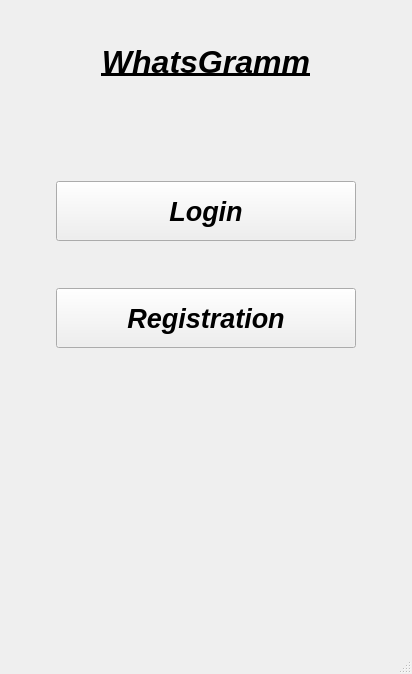
First picture: the form in EnterWindow.ui, repository mrEscow/WhatsGramm, before the edit.
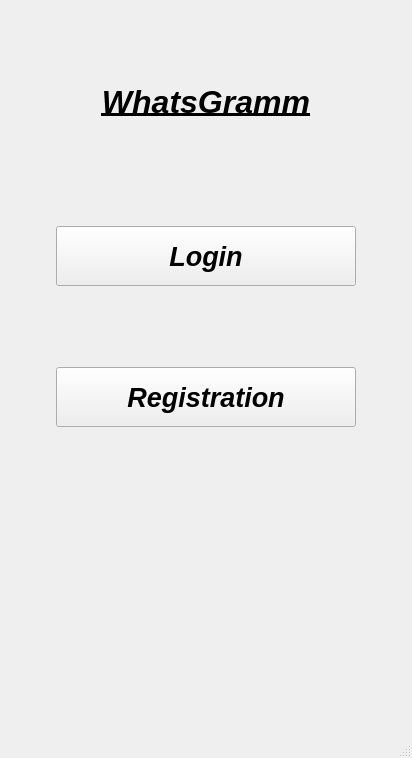
Second picture: the form after the edit.

Patch:
```diff
--- a/EnterWindow.ui
+++ b/EnterWindow.ui
@@ -7,7 +7,7 @@
     <x>0</x>
     <y>0</y>
     <width>412</width>
-    <height>674</height>
+    <height>758</height>
    </rect>
   </property>
   <property name="sizePolicy">
@@ -107,20 +107,7 @@
        </spacer>
       </item>
       <item>
-       <spacer name="verticalSpacer_3">
-        <property name="orientation">
-         <enum>Qt::Vertical</enum>
-        </property>
-        <property name="sizeHint" stdset="0">
-         <size>
-          <width>20</width>
-          <height>10</height>
-         </size>
-        </property>
-       </spacer>
-      </item>
-      <item>
-       <widget class="QPushButton" name="pushButton">
+       <widget class="QPushButton" name="RegistrationButton">
         <property name="minimumSize">
          <size>
           <width>300</width>
```
Left out of the diff: 2 changed lines with no effect on the pictures.
